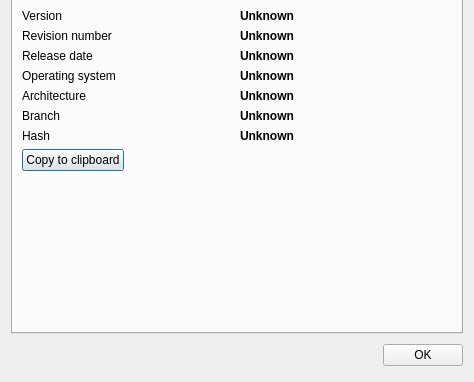
Before: the Qt Designer form src/Gui/Dialogs/AboutApplication.ui in DrBenson/FreeCAD, drawn with Qt 5; both pictures show x 0 to 474 and y 235 to 617 of the 474 by 617 pixel window.
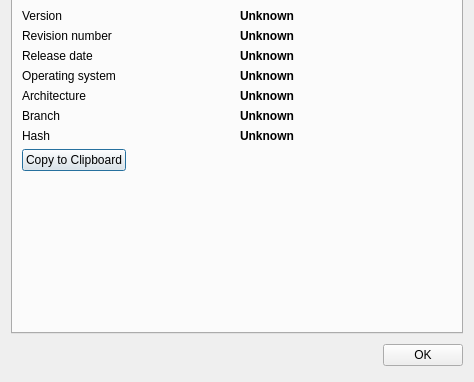
After: the same form once the commit is applied. The open tabs and pages were chosen to show the change. Icons and pictures are not drawn. Custom widgets are drawn as their Qt base class.

The edit to the form file:
```diff
--- a/src/Gui/Dialogs/AboutApplication.ui
+++ b/src/Gui/Dialogs/AboutApplication.ui
@@ -222,7 +222,7 @@
          <item>
           <widget class="QPushButton" name="copyButton">
            <property name="text">
-            <string>Copy to clipboard</string>
+            <string>Copy to Clipboard</string>
            </property>
           </widget>
          </item>
```
Left out of the diff: 6 changed lines with no effect on the pictures.
